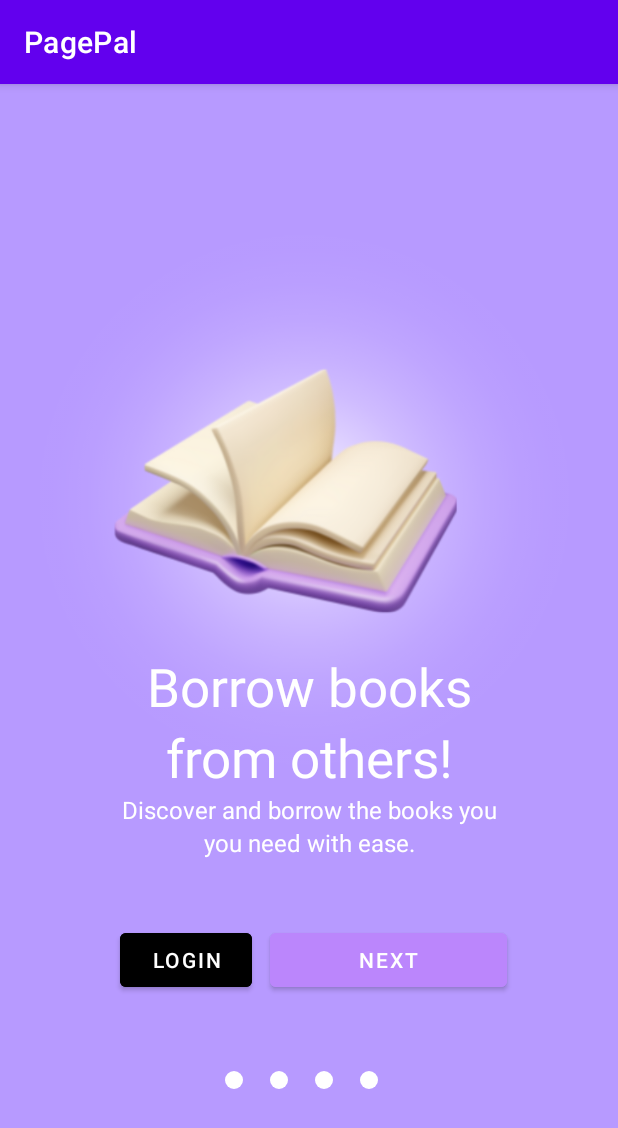
After one commit to jei16/PagePal---CET4, an Android app built with Jetpack Compose: the getstarted screen opened directly, with no data from a screen before it, on a phone screen of 412 x 824 dp. The commit adds this screen. Shown: the top 1128 px of the screen. Run offline under Robolectric (Android 15) with nearby library versions, the phone set to English and light mode, and no system bars.

Commit message:
done with app get started pages layout

```diff
--- /dev/null
+++ b/app/src/main/java/com/example/pagepal/getstarted.kt
@@ -0,0 +1,11 @@
+package com.example.pagepal
+
+import androidx.appcompat.app.AppCompatActivity
+import android.os.Bundle
+
+class getstarted : AppCompatActivity() {
+    override fun onCreate(savedInstanceState: Bundle?) {
+        super.onCreate(savedInstanceState)
+        setContentView(R.layout.activity_getstarted)
+    }
+}
--- /dev/null
+++ b/app/src/main/res/drawable/dot_loading.xml
@@ -0,0 +1,5 @@
+<?xml version="1.0" encoding="utf-8"?>
+<shape xmlns:android="http://schemas.android.com/apk/res/android"
+    android:shape="oval">
+<solid android:color="@color/white"/>
+</shape>
--- /dev/null
+++ b/app/src/main/res/layout/activity_getstarted.xml
@@ -0,0 +1,127 @@
+<?xml version="1.0" encoding="utf-8"?>
+<RelativeLayout xmlns:android="http://schemas.android.com/apk/res/android"
+    xmlns:app="http://schemas.android.com/apk/res-auto"
+    xmlns:tools="http://schemas.android.com/tools"
+    android:layout_width="match_parent"
+    android:layout_height="match_parent"
+    tools:context=".getstarted"
+    android:background="@color/purple">
+
+
+    <ImageView
+        android:id="@+id/img_logo"
+        android:layout_width="406dp"
+        android:layout_height="456dp"
+        android:layout_centerInHorizontal="true"
+        android:layout_marginTop="49dp"
+        android:contentDescription="TODO"
+        android:src="@drawable/img_feature1" />
+
+    <TextView
+        android:id="@+id/first_text"
+
+        android:layout_width="match_parent"
+        android:layout_height="wrap_content"
+        android:layout_below="@id/img_logo"
+
+        android:layout_centerVertical="true"
+        android:layout_marginTop="-127dp"
+        android:text="Borrow books"
+        android:textAlignment="center"
+        android:textColor="@color/white"
+        android:textSize="35dp" />
+
+    <TextView
+        android:id="@+id/second_text"
+        android:layout_width="match_parent"
+        android:layout_height="wrap_content"
+        android:layout_below="@id/first_text"
+        android:layout_centerVertical="true"
+        android:layout_marginTop="0dp"
+        android:text="from others!"
+        android:textAlignment="center"
+        android:textColor="@color/white"
+        android:textSize="35dp" />
+
+    <TextView
+        android:id="@+id/desc_text"
+        android:layout_width="match_parent"
+        android:layout_height="wrap_content"
+        android:layout_below="@id/second_text"
+        android:layout_centerVertical="true"
+        android:layout_marginTop="0dp"
+        android:text="Discover and borrow the books you"
+        android:textAlignment="center"
+        android:textColor="@color/white"
+        android:textSize="16dp" />
+
+    <TextView
+        android:layout_width="match_parent"
+        android:layout_height="wrap_content"
+        android:layout_below="@id/desc_text"
+        android:layout_centerVertical="true"
+        android:layout_marginTop="0dp"
+        android:text="you need with ease."
+        android:textAlignment="center"
+        android:textColor="@color/white"
+        android:textSize="16dp" />
+
+
+
+    <Button
+        android:id="@+id/loginbutton"
+        android:backgroundTint="@color/black"
+        android:layout_width="wrap_content"
+        android:layout_height="wrap_content"
+        android:layout_marginTop="560dp"
+        android:layout_marginLeft="80dp"
+        android:text="LOGIN"
+        android:textColor="@color/white"
+        android:shadowColor="@color/black"
+        />
+
+    <Button
+        android:id="@+id/nextbutton"
+        android:layout_width="158dp"
+        android:layout_height="wrap_content"
+        android:layout_marginLeft="180dp"
+        android:layout_marginTop="560dp"
+        android:backgroundTint="@color/purple_200"
+        android:text="NEXT"
+        android:textColor="@color/white"
+        android:shadowColor="@color/black"/>
+
+    <ImageView
+        android:layout_width="12dp"
+        android:layout_height="12dp"
+        android:layout_below="@id/nextbutton"
+        android:layout_marginLeft="150dp"
+        android:layout_marginTop="50dp"
+        android:src="@drawable/dot_loading" />
+    <ImageView
+        android:layout_width="12dp"
+        android:layout_height="12dp"
+        android:layout_below="@id/nextbutton"
+        android:layout_marginLeft="180dp"
+        android:layout_marginTop="50dp"
+        android:src="@drawable/dot_loading" />
+    <ImageView
+        android:layout_width="12dp"
+        android:layout_height="12dp"
+        android:layout_below="@id/nextbutton"
+        android:layout_marginLeft="210dp"
+        android:layout_marginTop="50dp"
+        android:src="@drawable/dot_loading" />
+    <ImageView
+        android:layout_width="12dp"
+        android:layout_height="12dp"
+        android:layout_below="@id/nextbutton"
+        android:layout_marginLeft="240dp"
+        android:layout_marginTop="50dp"
+        android:src="@drawable/dot_loading"
+
+
+        />
+
+
+</RelativeLayout>
--- a/app/src/main/res/layout/activity_splashscreen.xml
+++ b/app/src/main/res/layout/activity_splashscreen.xml
@@ -4,6 +4,7 @@
     xmlns:tools="http://schemas.android.com/tools"
     android:layout_width="match_parent"
     android:layout_height="match_parent"
+    android:background="@color/white"
 
 
     tools:context=".splashscreen">
@@ -35,7 +36,9 @@
         android:textSize="20sp"
         android:textAlignment="center"
         android:layout_alignParentBottom="true"
-        android:layout_marginBottom="20dp"/>
+        android:layout_marginBottom="20dp"
+        android:textColor="@color/black"
+        />
 
 
 
--- a/app/src/main/res/values/colors.xml
+++ b/app/src/main/res/values/colors.xml
@@ -7,4 +7,6 @@
     <color name="teal_700">#FF018786</color>
     <color name="black">#FF000000</color>
     <color name="white">#FFFFFFFF</color>
+    <color name="purple">#b79aff</color>
+    <color name="gray">#EAECEE</color>
 </resources>
```
Also changed, not shown: app/src/main/AndroidManifest.xml (+9 -9 lines), app/src/main/res/layout/activity_getstarted2.xml (added, +134 -0 lines), app/src/main/res/layout/activity_getstarted3.xml (added, +122 -0 lines), app/src/main/res/layout/activity_getstarted4.xml (added, +123 -0 lines), app/src/main/res/drawable/img_feature1.png (added), app/src/main/res/drawable/img_feature2.png (added), app/src/main/res/drawable/img_feature3.png (added), app/src/main/res/drawable/img_feature4.png (added).
